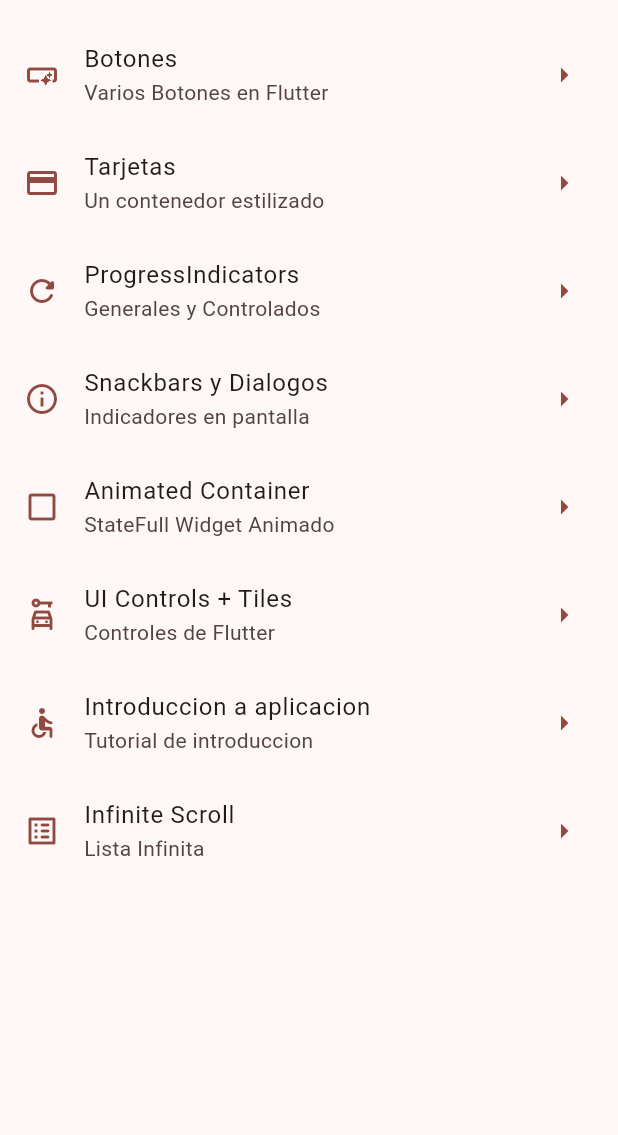
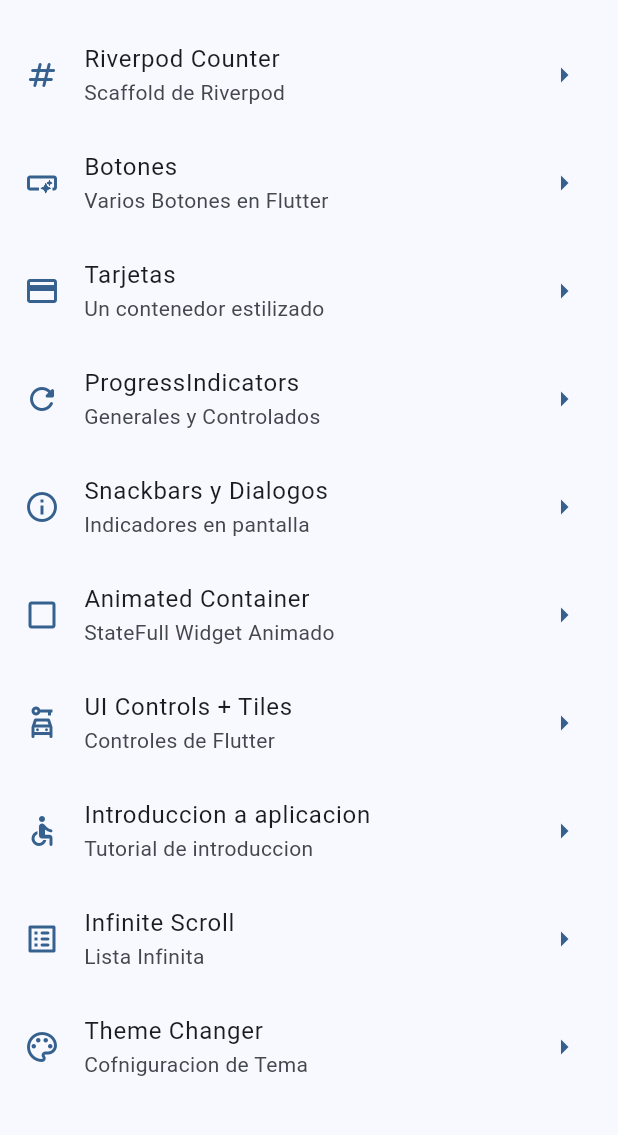
Before and after one commit to PabloVR24/flutterDCaE, a Flutter app: the screen it shows after launch, on a phone screen of 412 x 824 dp, the part 63-1198 px from its top. Run offline on Flutter 3.47's test engine with Material 2 defaults, Android fonts, the phone set to English and light mode, and no system bars; our stand-ins replace animate_do, flutter_riverpod, go_router, video_player.

Commit message:
RiverPod - ThemeChanger

```diff
--- a/03_flutter_init/widgets_app/widgets_app/lib/config/theme/app_theme.dart
+++ b/03_flutter_init/widgets_app/widgets_app/lib/config/theme/app_theme.dart
@@ -11,14 +11,16 @@
 
 class AppTheme {
   final int selectedColor;
+  final bool isDarkMode;
 
-  AppTheme({this.selectedColor = 0})
+  AppTheme( {this.isDarkMode = false, this.selectedColor = 0})
       : assert(selectedColor >= 0, 'Selected Color must be greater than 0'),
         assert(selectedColor < colorList.length,
             'Selected Color must be less than ${colorList.length}');
 
   ThemeData getTheme() => ThemeData(
       useMaterial3: true,
+      brightness: isDarkMode ? Brightness.dark : Brightness.light ,
       colorSchemeSeed: colorList[selectedColor],
       appBarTheme: const AppBarTheme(centerTitle: true));
 }
--- a/03_flutter_init/widgets_app/widgets_app/lib/config/theme/menu/menu_items.dart
+++ b/03_flutter_init/widgets_app/widgets_app/lib/config/theme/menu/menu_items.dart
@@ -14,6 +14,11 @@
 }
 
 const appMenuItems = <MenuItem>[
+  MenuItem(
+      title: 'Riverpod Counter',
+      subTitle: 'Scaffold de Riverpod',
+      link: '/counter',
+      icon: Icons.numbers_rounded),
   MenuItem(
       title: 'Botones',
       subTitle: 'Varios Botones en Flutter',
@@ -54,4 +59,9 @@
       subTitle: 'Lista Infinita',
       link: '/infinite',
       icon: Icons.list_alt_rounded),
+  MenuItem(
+      title: 'Theme Changer',
+      subTitle: 'Cofniguracion de Tema',
+      link: '/theme-changer',
+      icon: Icons.color_lens_outlined),
 ];
--- a/03_flutter_init/widgets_app/widgets_app/lib/config/theme/router/app_router.dart
+++ b/03_flutter_init/widgets_app/widgets_app/lib/config/theme/router/app_router.dart
@@ -50,5 +50,15 @@
       name: InfititeScroll.name,
       builder: (context, state) => const InfititeScroll(),
     ),
+    GoRoute(
+      path: '/counter',
+      name: CounterScreen.name,
+      builder: (context, state) => const CounterScreen(),
+    ),
+    GoRoute(
+      path: '/theme-changer',
+      name: ThemeChangerScreen.name,
+      builder: (context, state) => const ThemeChangerScreen(),
+    ),
   ],
 );
--- a/03_flutter_init/widgets_app/widgets_app/lib/main.dart
+++ b/03_flutter_init/widgets_app/widgets_app/lib/main.dart
@@ -1,18 +1,29 @@
 import 'package:flutter/material.dart';
 import 'package:widgets_app/config/theme/app_theme.dart';
 import 'package:widgets_app/config/theme/router/app_router.dart';
-void main() => runApp(const MyApp());
+import 'package:flutter_riverpod/flutter_riverpod.dart';
+import 'package:widgets_app/presentation/providers/theme_provider.dart';
 
-class MyApp extends StatelessWidget {
+void main() => runApp(
+  const ProviderScope(
+      child: MyApp(),
+    ),
+);
+
+class MyApp extends ConsumerWidget {
   const MyApp({super.key});
 
   @override
-  Widget build(BuildContext context) {
+  Widget build(BuildContext context, ref) {
+    final isDarkMode = ref.watch(isDarkModeProvider);
+    final int selectedColor = ref.watch(selectedColorProvider);
+
     return MaterialApp.router(
       title: 'Flutter Widgets',
       routerConfig: appRouter,
       debugShowCheckedModeBanner: false,
-      theme: AppTheme(selectedColor: 3).getTheme(),
+      theme: AppTheme(selectedColor: selectedColor, isDarkMode: isDarkMode).getTheme(),
+
 
     );
   }
--- /dev/null
+++ b/03_flutter_init/widgets_app/widgets_app/lib/presentation/providers/counter_provider.dart
@@ -0,0 +1,3 @@
+import 'package:flutter_riverpod/flutter_riverpod.dart';
+
+final counterProvider = StateProvider((ref) => 5);
--- /dev/null
+++ b/03_flutter_init/widgets_app/widgets_app/lib/presentation/providers/theme_provider.dart
@@ -0,0 +1,11 @@
+import 'package:flutter_riverpod/flutter_riverpod.dart';
+import 'package:widgets_app/config/theme/app_theme.dart';
+
+final isDarkModeProvider = StateProvider((ref) => false);
+
+//!Listado de Colores Inmutable
+final colorListProvider = Provider((ref) => colorList);
+
+
+//!Listado de Colores Inmutable
+final selectedColorProvider= StateProvider((ref) => 0);
--- a/03_flutter_init/widgets_app/widgets_app/lib/presentation/screens/screens.dart
+++ b/03_flutter_init/widgets_app/widgets_app/lib/presentation/screens/screens.dart
@@ -1,3 +1,5 @@
+export 'package:widgets_app/presentation/screens/theme_changer/theme_changer_screen.dart';
+export 'package:widgets_app/presentation/screens/screens/counter_screen.dart';
 export 'package:widgets_app/presentation/screens/animated/animated_screen.dart';
 export 'package:widgets_app/presentation/screens/app_tutorial/app_tutorial_screen.dart';
 export 'package:widgets_app/presentation/screens/infinite_screoll/infinite_scroll_screen.dart';
--- a/03_flutter_init/widgets_app/widgets_app/pubspec.yaml
+++ b/03_flutter_init/widgets_app/widgets_app/pubspec.yaml
@@ -32,6 +32,7 @@
   cupertino_icons: ^1.0.2
   flutter:
     sdk: flutter
+  flutter_riverpod: ^2.3.6
   go_router: ^8.0.1
 
 dev_dependencies:
```
Also changed, not shown: 03_flutter_init/widgets_app/widgets_app/lib/presentation/screens/screens/counter_screen.dart (added, +51 -0 lines), 03_flutter_init/widgets_app/widgets_app/lib/presentation/screens/theme_changer/theme_changer_screen.dart (added, +61 -0 lines), 03_flutter_init/widgets_app/widgets_app/pubspec.lock.
